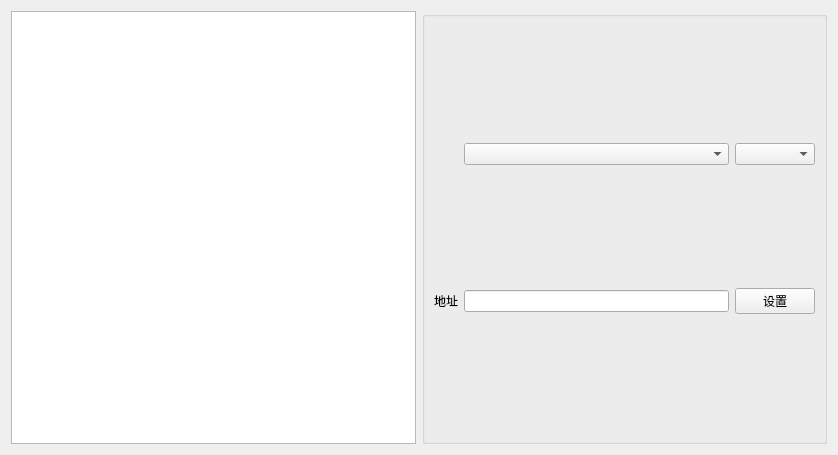
Old version of the form SpreadSheet/ui/addchilddeviceform.ui in the repository MelonSuika/EmonitorSys.
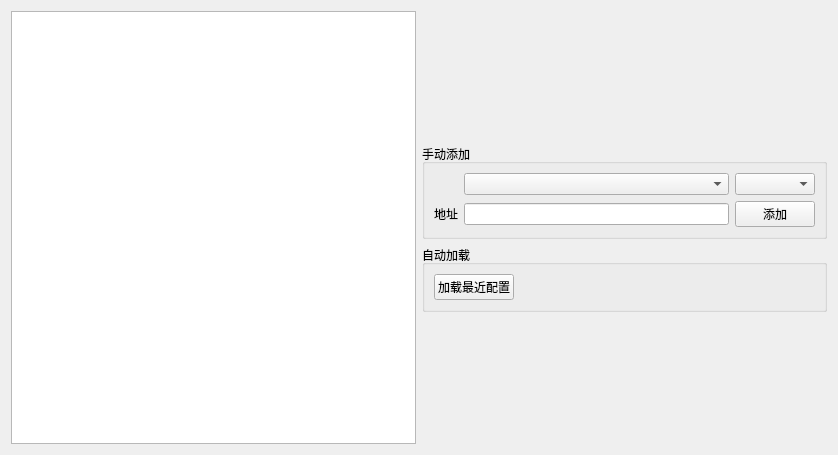
New version of the form.

Patch:
```diff
--- a/SpreadSheet/ui/addchilddeviceform.ui
+++ b/SpreadSheet/ui/addchilddeviceform.ui
@@ -25,12 +25,54 @@
      </item>
      <item>
       <layout class="QVBoxLayout" name="verticalLayout_set">
+       <item>
+        <spacer name="verticalSpacer_2">
+         <property name="orientation">
+          <enum>Qt::Vertical</enum>
+         </property>
+         <property name="sizeHint" stdset="0">
+          <size>
+           <width>20</width>
+           <height>40</height>
+          </size>
+         </property>
+        </spacer>
+       </item>
        <item>
         <layout class="QGridLayout" name="gridLayout">
+         <item row="1" column="0">
+          <widget class="QGroupBox" name="groupBox_default">
+           <property name="title">
+            <string>自动加载</string>
+           </property>
+           <layout class="QGridLayout" name="gridLayout_3">
+            <item row="0" column="1">
+             <spacer name="horizontalSpacer">
+              <property name="orientation">
+               <enum>Qt::Horizontal</enum>
+              </property>
+              <property name="sizeHint" stdset="0">
+               <size>
+                <width>40</width>
+                <height>20</height>
+               </size>
+              </property>
+             </spacer>
+            </item>
+            <item row="0" column="0">
+             <widget class="QPushButton" name="pushButton_onloadIni">
+              <property name="text">
+               <string>加载最近配置</string>
+              </property>
+             </widget>
+            </item>
+           </layout>
+          </widget>
+         </item>
          <item row="0" column="0">
           <widget class="QGroupBox" name="groupBox">
            <property name="title">
-            <string/>
+            <string>手动添加</string>
            </property>
            <layout class="QHBoxLayout" name="horizontalLayout_2">
             <item>
@@ -47,7 +89,7 @@
               <item row="1" column="2">
                <widget class="QPushButton" name="pushButton_ok">
                 <property name="text">
-                 <string>设置</string>
+                 <string>添加</string>
                 </property>
                </widget>
               </item>
@@ -65,6 +107,19 @@
          </item>
         </layout>
        </item>
+       <item>
+        <spacer name="verticalSpacer">
+         <property name="orientation">
+          <enum>Qt::Vertical</enum>
+         </property>
+         <property name="sizeHint" stdset="0">
+          <size>
+           <width>20</width>
+           <height>40</height>
+          </size>
+         </property>
+        </spacer>
+       </item>
       </layout>
      </item>
     </layout>
```
Left out of the diff: 4 changed lines with no effect on the pictures.
